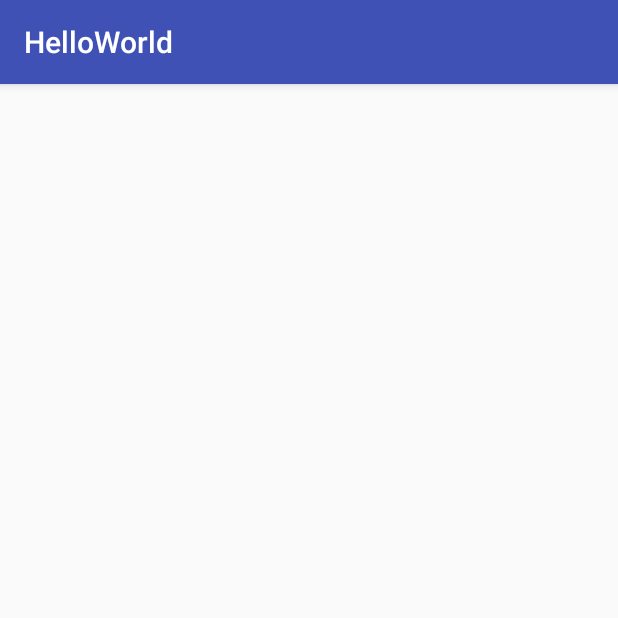
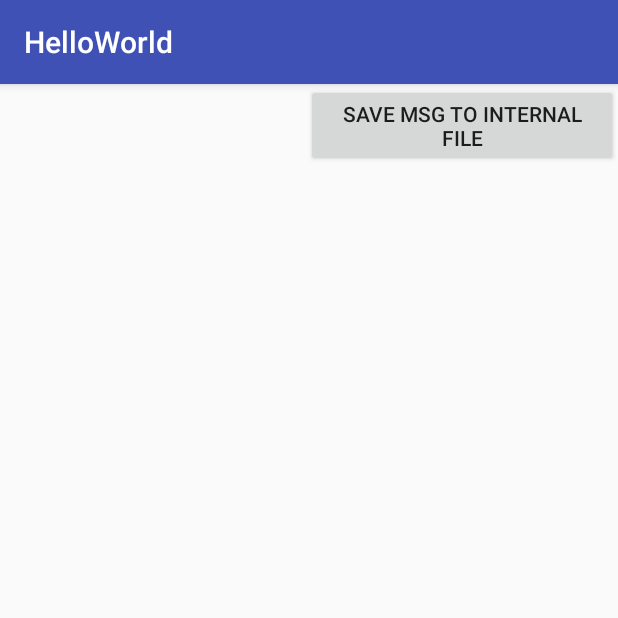
Before and after one commit to H4oK3/Arsenal, an Android app: the DisplayMessageActivity screen opened directly, with no data from a screen before it, on a phone screen of 412 x 824 dp, the top half of it. Run offline under Robolectric (Android 15) with nearby library versions, the phone set to English and light mode, and no system bars.

Commit message:
Some editing with the HelloWorld.apk

```diff
--- a/android/HelloWorld/app/src/main/AndroidManifest.xml
+++ b/android/HelloWorld/app/src/main/AndroidManifest.xml
@@ -1,7 +1,7 @@
 <?xml version="1.0" encoding="utf-8"?>
 <manifest xmlns:android="http://schemas.android.com/apk/res/android"
           package="com.ha0k3.helloworld">
-
+    <uses-permission android:name="android.permission.WRITE_EXTERNAL_STORAGE" />
     <application
         android:allowBackup="true"
         android:icon="@mipmap/ic_launcher"
--- a/android/HelloWorld/app/src/main/res/layout/activity_display_message.xml
+++ b/android/HelloWorld/app/src/main/res/layout/activity_display_message.xml
@@ -1,5 +1,5 @@
 <?xml version="1.0" encoding="utf-8"?>
-<android.support.constraint.ConstraintLayout
+<LinearLayout
     xmlns:android="http://schemas.android.com/apk/res/android"
     xmlns:app="http://schemas.android.com/apk/res-auto"
     xmlns:tools="http://schemas.android.com/tools"
@@ -14,4 +14,13 @@
         android:text="@string/text_view"
         tools:layout_editor_absoluteX="90dp"
         tools:layout_editor_absoluteY="88dp"/>
-</android.support.constraint.ConstraintLayout>
+
+    <Button
+        android:id="@+id/Save_file"
+        android:layout_width="wrap_content"
+        android:layout_height="wrap_content"
+        android:onClick="saveFile"
+        android:text="save msg to internal File"
+        tools:layout_editor_absoluteX="148dp"
+        tools:layout_editor_absoluteY="315dp"/>
+</LinearLayout>
```
Also changed, not shown: android/HelloWorld/app/src/main/java/com/ha0k3/helloworld/DisplayMessageActivity.java (+41 -2 lines), 3 other files.
